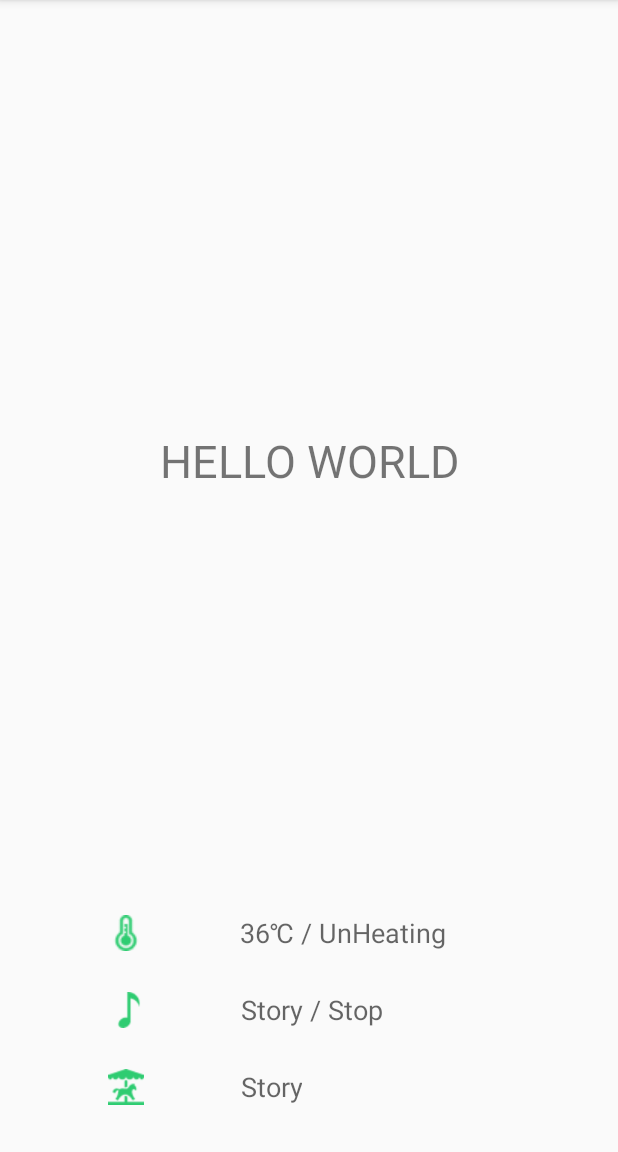
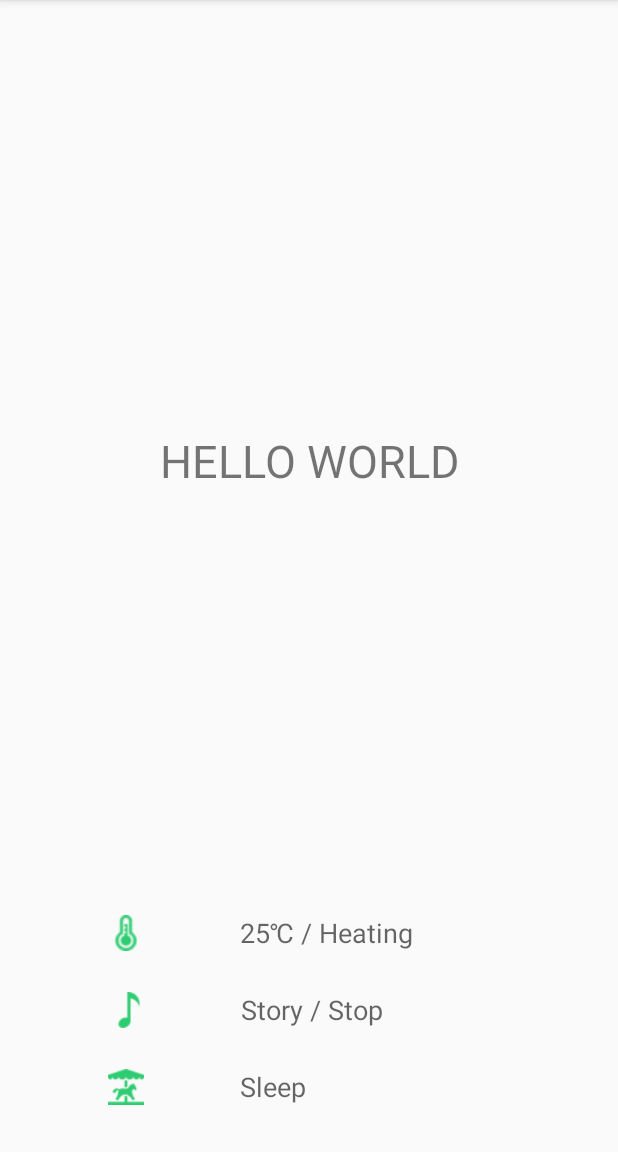
Before and after one commit to rorschach/RollingBaby, an Android app: the screen it shows after launch (HomeActivity), on a phone screen of 412 x 824 dp, the part 84-1236 px from its top. Run offline under Robolectric (Android 15) with nearby library versions, the phone set to English and light mode, and no system bars; libraries missing offline, so code that uses them is left out: it.gmariotti.cardslib; plain views replace CardViewNative; 14 statements that could not run were skipped.

Commit message:
All the base functions are completed,.

```diff
--- a/app/src/main/java/com/hl/rollingbaby/ui/HomeActivity.java
+++ b/app/src/main/java/com/hl/rollingbaby/ui/HomeActivity.java
@@ -65,7 +65,7 @@ public class HomeActivity extends BaseActivity implements
 
 //        messageBinder.sendMessage(Constants.COMMAND_REFRESH);
 
-        geMessageFromServer("T.C.36;SO.S.0;SW.C;");//just for test
+        geMessageFromServer("T.O.25;SO.S.1;SW.S;");//just for test
 
         if (savedInstanceState == null) {
             statusFragment = StatusFragment.newInstance(
--- a/app/src/main/java/com/hl/rollingbaby/ui/StatusFragment.java
+++ b/app/src/main/java/com/hl/rollingbaby/ui/StatusFragment.java
@@ -63,8 +63,6 @@ public class StatusFragment extends Fragment {
         args.putInt(ARG_PLAY_STATE, playState);
         args.putString(ARG_SWING_MODE, swingMode);
         fragment.setArguments(args);
-        Log.d(TAG, ".." + temperature + heatingState
-                + soundMode + playState + swingMode + "..");
         return fragment;
     }
 
@@ -83,12 +81,7 @@ public class StatusFragment extends Fragment {
             mSoundMode = getArguments().getString(ARG_SOUND_MODE);
             mPlayState = getArguments().getInt(ARG_PLAY_STATE);
             mSwingMode = getArguments().getString(ARG_SWING_MODE);
-            Log.d(TAG, "getArguments() != null");
-        }else {
-            Log.d(TAG, "getArguments() == null");
         }
-        Log.d(TAG, "..." + mTemperature + mHeatingState
-                + mSoundMode + mPlayState + mSwingMode + "...");
     }
 
     @Override
@@ -239,14 +232,14 @@ public class StatusFragment extends Fragment {
         }
 
         if (mPlayState == 1) {
+            play_tem = "Stop";
+        }else {
             play_tem = "Playing";
-        }else {
-            play_tem = "Stop";
         }
 
         temperatureText.setText(temper_tem + " / " + heating_tem);
         soundText.setText(sound_tem + " / " + play_tem);
-        swingText.setText(sound_tem);
+        swingText.setText(swing_tem);
     }
 
 //    public void setMessageManager(MessageManager obj) {
--- a/app/src/main/java/com/hl/rollingbaby/ui/TemperatureActivity.java
+++ b/app/src/main/java/com/hl/rollingbaby/ui/TemperatureActivity.java
@@ -103,10 +103,7 @@ public class TemperatureActivity extends BaseActivity implements ServiceConnecti
     public boolean onOptionsItemSelected(MenuItem item) {
         int id = item.getItemId();
         if (id == R.id.action_sync) {
-
-//            StatusService.startActionProcessTemperature(this, mTemperature);
             setTemperatureState(mTemperature);
-
             return true;
         }
 
--- a/app/src/main/java/com/hl/rollingbaby/ui/TemperatureFragment.java
+++ b/app/src/main/java/com/hl/rollingbaby/ui/TemperatureFragment.java
@@ -55,7 +55,6 @@ public class TemperatureFragment extends Fragment {
         args.putInt(ARG_PLAY_STATE, playState);
         args.putString(ARG_SWING_MODE, swingMode);
         fragment.setArguments(args);
-        Log.d(TAG, temperature + ":" + heatingState + ":" + "1");
         return fragment;
     }
 
@@ -68,7 +67,6 @@ public class TemperatureFragment extends Fragment {
         if (getArguments() != null) {
             mTemperature = getArguments().getInt(ARG_TEMPERATURE);
             mHeatingState = getArguments().getString(ARG_HEATING_STATE);
-            Log.d(TAG, mTemperature + ":" + mHeatingState + ":" + 2);
         }
     }
 
@@ -108,6 +106,7 @@ public class TemperatureFragment extends Fragment {
             @Override
             public void onProgressChanged(SeekArc seekArc, int progress,
                                           boolean fromUser) {
+                mTemperature = progress;
                 mSeekArcProgress.setText(String.valueOf(progress));
             }
         });
```
Also changed, not shown: app/src/main/java/com/hl/rollingbaby/ui/SwingActivity.java (+0 -10 lines), app/src/main/java/com/hl/rollingbaby/ui/SwingFragment.java (+13 -1 lines).
